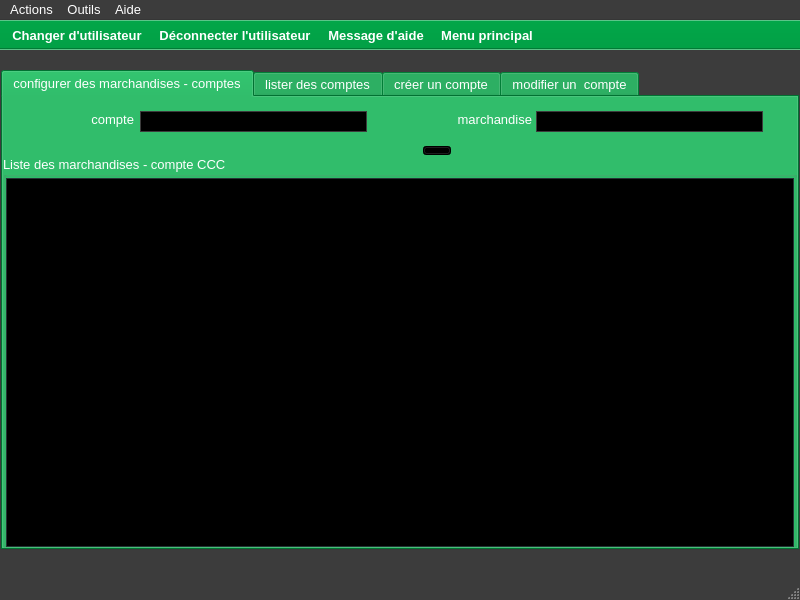
First picture: the form in ui/yeroth-erp-configuration-comptabilite-window.ui, repository xnoumbissinoundou/yeroth-erp-3.0, before the edit.
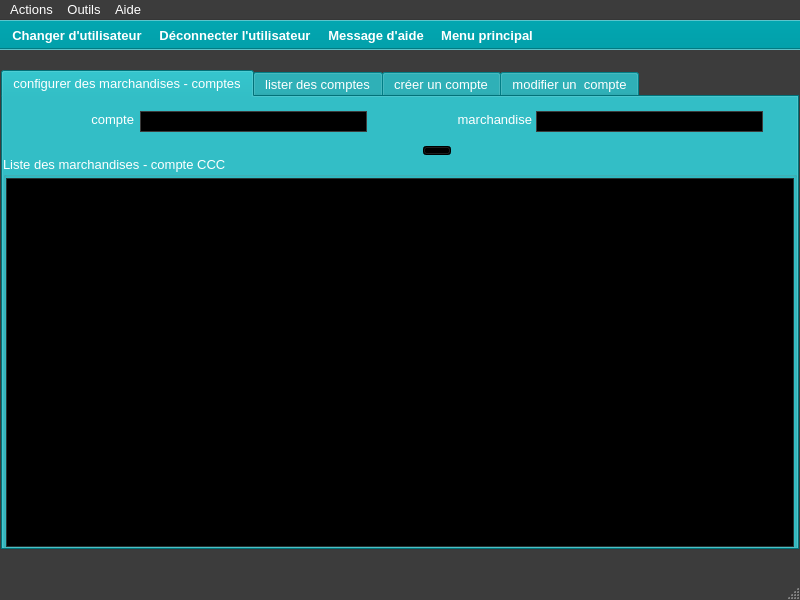
Second picture: the form after the edit. Icons and pictures are not drawn. Custom widgets are drawn as their Qt base class.

Patch:
```diff
--- a/ui/yeroth-erp-configuration-comptabilite-window.ui
+++ b/ui/yeroth-erp-configuration-comptabilite-window.ui
@@ -469,7 +469,7 @@
          <color alpha="255">
           <red>2</red>
           <green>160</green>
-          <blue>70</blue>
+          <blue>170</blue>
          </color>
         </brush>
        </colorrole>
@@ -478,7 +478,7 @@
          <color alpha="255">
           <red>3</red>
           <green>240</green>
-          <blue>105</blue>
+          <blue>255</blue>
          </color>
         </brush>
        </colorrole>
@@ -487,7 +487,7 @@
          <color alpha="255">
           <red>2</red>
           <green>200</green>
-          <blue>87</blue>
+          <blue>212</blue>
          </color>
         </brush>
        </colorrole>
@@ -496,7 +496,7 @@
          <color alpha="255">
           <red>1</red>
           <green>80</green>
-          <blue>35</blue>
+          <blue>85</blue>
          </color>
         </brush>
        </colorrole>
@@ -505,7 +505,7 @@
          <color alpha="255">
           <red>1</red>
           <green>107</green>
-          <blue>46</blue>
+          <blue>113</blue>
          </color>
         </brush>
        </colorrole>
@@ -550,7 +550,7 @@
          <color alpha="255">
           <red>2</red>
           <green>160</green>
-          <blue>70</blue>
+          <blue>170</blue>
          </color>
         </brush>
        </colorrole>
@@ -568,7 +568,7 @@
          <color alpha="255">
           <red>128</red>
           <green>207</green>
-          <blue>162</blue>
+          <blue>212</blue>
          </color>
         </brush>
        </colorrole>
@@ -606,7 +606,7 @@
          <color alpha="255">
           <red>2</red>
           <green>160</green>
-          <blue>70</blue>
+          <blue>170</blue>
          </color>
         </brush>
        </colorrole>
@@ -615,7 +615,7 @@
          <color alpha="255">
           <red>3</red>
           <green>240</green>
-          <blue>105</blue>
+          <blue>255</blue>
          </color>
         </brush>
        </colorrole>
@@ -624,7 +624,7 @@
          <color alpha="255">
           <red>2</red>
           <green>200</green>
-          <blue>87</blue>
+          <blue>212</blue>
          </color>
         </brush>
        </colorrole>
@@ -633,7 +633,7 @@
          <color alpha="255">
           <red>1</red>
           <green>80</green>
-          <blue>35</blue>
+          <blue>85</blue>
          </color>
         </brush>
        </colorrole>
@@ -642,7 +642,7 @@
          <color alpha="255">
           <red>1</red>
           <green>107</green>
-          <blue>46</blue>
+          <blue>113</blue>
          </color>
         </brush>
        </colorrole>
@@ -687,7 +687,7 @@
          <color alpha="255">
           <red>2</red>
           <green>160</green>
-          <blue>70</blue>
+          <blue>170</blue>
          </color>
         </brush>
        </colorrole>
@@ -705,7 +705,7 @@
          <color alpha="255">
           <red>128</red>
           <green>207</green>
-          <blue>162</blue>
+          <blue>212</blue>
          </color>
         </brush>
        </colorrole>
@@ -734,7 +734,7 @@
          <color alpha="255">
           <red>1</red>
           <green>80</green>
-          <blue>35</blue>
+          <blue>85</blue>
          </color>
         </brush>
        </colorrole>
@@ -743,7 +743,7 @@
          <color alpha="255">
           <red>2</red>
           <green>160</green>
-          <blue>70</blue>
+          <blue>170</blue>
          </color>
         </brush>
        </colorrole>
@@ -752,7 +752,7 @@
          <color alpha="255">
           <red>3</red>
           <green>240</green>
-          <blue>105</blue>
+          <blue>255</blue>
          </color>
         </brush>
        </colorrole>
@@ -761,7 +761,7 @@
          <color alpha="255">
           <red>2</red>
           <green>200</green>
-          <blue>87</blue>
+          <blue>212</blue>
          </color>
         </brush>
        </colorrole>
@@ -770,7 +770,7 @@
          <color alpha="255">
           <red>1</red>
           <green>80</green>
-          <blue>35</blue>
+          <blue>85</blue>
          </color>
         </brush>
        </colorrole>
@@ -779,7 +779,7 @@
          <color alpha="255">
           <red>1</red>
           <green>107</green>
-          <blue>46</blue>
+          <blue>113</blue>
          </color>
         </brush>
        </colorrole>
@@ -788,7 +788,7 @@
          <color alpha="255">
           <red>1</red>
           <green>80</green>
-          <blue>35</blue>
+          <blue>85</blue>
          </color>
         </brush>
        </colorrole>
@@ -806,7 +806,7 @@
          <color alpha="255">
           <red>1</red>
           <green>80</green>
-          <blue>35</blue>
+          <blue>85</blue>
          </color>
         </brush>
        </colorrole>
@@ -815,7 +815,7 @@
          <color alpha="255">
           <red>2</red>
           <green>160</green>
-          <blue>70</blue>
+          <blue>170</blue>
          </color>
         </brush>
        </colorrole>
@@ -824,7 +824,7 @@
          <color alpha="255">
           <red>2</red>
           <green>160</green>
-          <blue>70</blue>
+          <blue>170</blue>
          </color>
         </brush>
        </colorrole>
@@ -842,7 +842,7 @@
          <color alpha="255">
           <red>2</red>
           <green>160</green>
-          <blue>70</blue>
+          <blue>170</blue>
          </color>
         </brush>
        </colorrole>
@@ -6905,7 +6905,7 @@
         <color alpha="255">
          <red>2</red>
          <green>160</green>
-         <blue>70</blue>
+         <blue>170</blue>
         </color>
        </brush>
       </colorrole>
@@ -6914,7 +6914,7 @@
         <color alpha="255">
          <red>3</red>
          <green>240</green>
-         <blue>105</blue>
+         <blue>255</blue>
         </color>
        </brush>
       </colorrole>
@@ -6923,7 +6923,7 @@
         <color alpha="255">
          <red>2</red>
          <green>200</green>
-         <blue>87</blue>
+         <blue>212</blue>
         </color>
        </brush>
       </colorrole>
@@ -6932,7 +6932,7 @@
         <color alpha="255">
          <red>1</red>
          <green>80</green>
-         <blue>35</blue>
+         <blue>85</blue>
         </color>
        </brush>
       </colorrole>
@@ -6941,7 +6941,7 @@
         <color alpha="255">
          <red>1</red>
          <green>107</green>
-         <blue>46</blue>
+         <blue>113</blue>
         </color>
        </brush>
       </colorrole>
@@ -6986,7 +6986,7 @@
         <color alpha="255">
          <red>2</red>
          <green>160</green>
-         <blue>70</blue>
+         <blue>170</blue>
         </color>
        </brush>
       </colorrole>
@@ -7004,7 +7004,7 @@
         <color alpha="255">
          <red>128</red>
          <green>207</green>
-         <blue>162</blue>
+         <blue>212</blue>
         </color>
        </brush>
       </colorrole>
@@ -7042,7 +7042,7 @@
         <color alpha="255">
          <red>2</red>
          <green>160</green>
-         <blue>70</blue>
+         <blue>170</blue>
         </color>
        </brush>
       </colorrole>
@@ -7051,7 +7051,7 @@
         <color alpha="255">
          <red>3</red>
          <green>240</green>
-         <blue>105</blue>
+         <blue>255</blue>
         </color>
        </brush>
       </colorrole>
@@ -7060,7 +7060,7 @@
         <color alpha="255">
          <red>2</red>
          <green>200</green>
-         <blue>87</blue>
+         <blue>212</blue>
         </color>
        </brush>
       </colorrole>
@@ -7069,7 +7069,7 @@
         <color alpha="255">
          <red>1</red>
          <green>80</green>
-         <blue>35</blue>
+         <blue>85</blue>
         </color>
        </brush>
       </colorrole>
@@ -7078,7 +7078,7 @@
         <color alpha="255">
          <red>1</red>
          <green>107</green>
-         <blue>46</blue>
+         <blue>113</blue>
         </color>
        </brush>
       </colorrole>
@@ -7123,7 +7123,7 @@
         <color alpha="255">
          <red>2</red>
          <green>160</green>
-         <blue>70</blue>
+         <blue>170</blue>
         </color>
        </brush>
       </colorrole>
@@ -7141,7 +7141,7 @@
         <color alpha="255">
          <red>128</red>
          <green>207</green>
-         <blue>162</blue>
+         <blue>212</blue>
         </color>
        </brush>
       </colorrole>
@@ -7170,7 +7170,7 @@
         <color alpha="255">
          <red>1</red>
          <green>80</green>
-         <blue>35</blue>
+         <blue>85</blue>
         </color>
        </brush>
       </colorrole>
@@ -7179,7 +7179,7 @@
         <color alpha="255">
          <red>2</red>
          <green>160</green>
-         <blue>70</blue>
+         <blue>170</blue>
         </color>
        </brush>
       </colorrole>
@@ -7188,7 +7188,7 @@
         <color alpha="255">
          <red>3</red>
          <green>240</green>
-         <blue>105</blue>
+         <blue>255</blue>
         </color>
        </brush>
       </colorrole>
@@ -7197,7 +7197,7 @@
         <color alpha="255">
          <red>2</red>
          <green>200</green>
-         <blue>87</blue>
+         <blue>212</blue>
         </color>
        </brush>
       </colorrole>
@@ -7206,7 +7206,7 @@
         <color alpha="255">
          <red>1</red>
          <green>80</green>
-         <blue>35</blue>
+         <blue>85</blue>
         </color>
        </brush>
       </colorrole>
@@ -7215,7 +7215,7 @@
         <color alpha="255">
          <red>1</red>
          <green>107</green>
-         <blue>46</blue>
+         <blue>113</blue>
         </color>
        </brush>
       </colorrole>
@@ -7224,7 +7224,7 @@
         <color alpha="255">
          <red>1</red>
          <green>80</green>
-         <blue>35</blue>
+         <blue>85</blue>
         </color>
        </brush>
       </colorrole>
@@ -7242,7 +7242,7 @@
         <color alpha="255">
          <red>1</red>
          <green>80</green>
-         <blue>35</blue>
+         <blue>85</blue>
         </color>
        </brush>
       </colorrole>
@@ -7251,7 +7251,7 @@
         <color alpha="255">
          <red>2</red>
          <green>160</green>
-         <blue>70</blue>
+         <blue>170</blue>
         </color>
        </brush>
       </colorrole>
@@ -7260,7 +7260,7 @@
         <color alpha="255">
          <red>2</red>
          <green>160</green>
-         <blue>70</blue>
+         <blue>170</blue>
         </color>
        </brush>
       </colorrole>
@@ -7278,7 +7278,7 @@
         <color alpha="255">
          <red>2</red>
          <green>160</green>
-         <blue>70</blue>
+         <blue>170</blue>
         </color>
        </brush>
       </colorrole>
```
Left out of the diff: 186 changed lines with no effect on the pictures.
